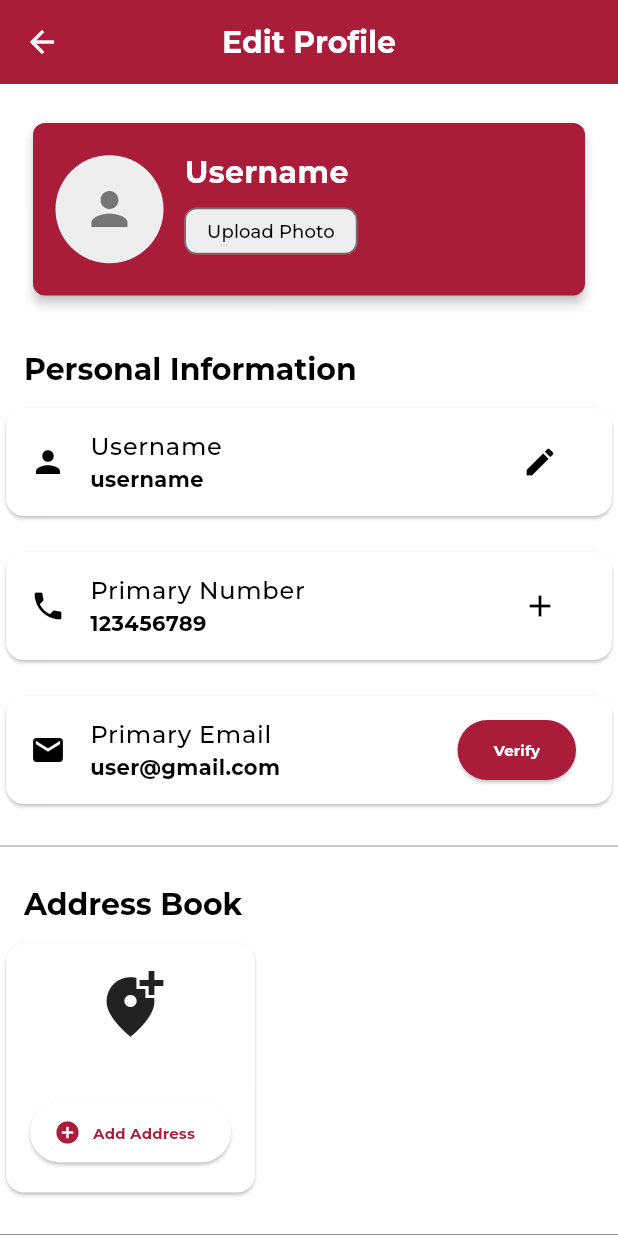
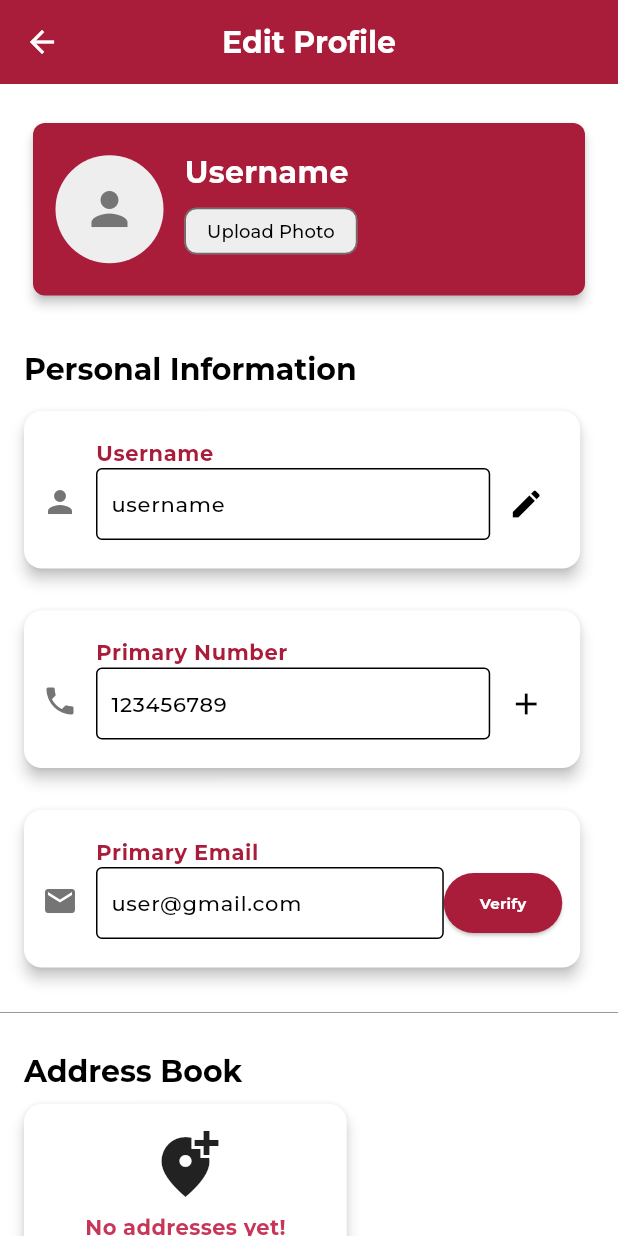
Before and after one commit to AlleTre-E-Commerce-Complex/alletre-flutter, a Flutter app: the EditProfileScreen screen opened by its route, on a phone screen of 412 x 824 dp. Run offline on Flutter 3.47's test engine with Material 3 defaults, Android fonts, the phone set to English and light mode, and no system bars; our stand-ins replace carousel_slider, flutter_svg, slide_to_act.

Commit message:
refactor: edit profile page refactored completely

```diff
--- a/lib/view/screens/edit profile screen/edit_profile_screen.dart
+++ b/lib/view/screens/edit profile screen/edit_profile_screen.dart
@@ -81,7 +81,9 @@ class EditProfileScreen extends StatelessWidget {
                     icon: Icons.add_location_alt,
                     text: 'No addresses yet!',
                     actionLabel: 'Add Address',
-                    onTap: () {},
+                    onTap: () {
+                      // Add address functionality
+                    },
                   ),
                 ),
                 const SizedBox(height: 14),
--- a/lib/view/widgets/edit profile widgets/edit_profile_card.dart
+++ b/lib/view/widgets/edit profile widgets/edit_profile_card.dart
@@ -1,4 +1,5 @@
 import 'package:flutter/material.dart';
+import 'package:alletre_app/utils/themes/app_theme.dart';
 
 class EditProfileCard extends StatelessWidget {
   final String label;
@@ -7,21 +8,60 @@ class EditProfileCard extends StatelessWidget {
   final Widget actionButton;
 
   const EditProfileCard({
+    super.key,
     required this.label,
     required this.value,
     required this.icon,
     required this.actionButton,
-    super.key,
   });
 
   @override
   Widget build(BuildContext context) {
     return Card(
-      child: ListTile(
-        leading: Icon(icon),
-        title: Text(label),
-        subtitle: Text(value),
-        trailing: actionButton,
+      elevation: 4,
+      margin: const EdgeInsets.symmetric(horizontal: 16.0, vertical: 6.0),
+      child: SizedBox(
+        width: MediaQuery.of(context).size.width * 0.9,
+        child: Padding(
+          padding: const EdgeInsets.symmetric(vertical: 19.0, horizontal: 12.0),
+          child: Row(
+            crossAxisAlignment: CrossAxisAlignment.center,
+            children: [
+              Padding(
+                padding: const EdgeInsets.only(top: 16.0),
+                child: Icon(icon, color: avatarColor),
+              ),
+              const SizedBox(width: 12),
+              Expanded(
+                child: Column(
+                  crossAxisAlignment: CrossAxisAlignment.start,
+                  children: [
+                    Text(label, style: Theme.of(context).textTheme.bodySmall),
+                    Row(
+                      children: [
+                        Expanded(
+                          child: TextField(
+                            controller: TextEditingController(text: value),
+                            decoration: const InputDecoration(
+                              border: InputBorder.none,
+                              contentPadding: EdgeInsets.symmetric(
+                                  vertical: 1.0, horizontal: 6.0),
+                            ),
+                            style: Theme.of(context)
+                                .textTheme
+                                .bodyLarge
+                                ?.copyWith(fontSize: 14),
+                          ),
+                        ),
+                        actionButton,
+                      ],
+                    ),
+                  ],
+                ),
+              ),
+            ],
+          ),
+        ),
       ),
     );
   }
--- a/lib/view/widgets/edit profile widgets/edit_profile_card_section.dart
+++ b/lib/view/widgets/edit profile widgets/edit_profile_card_section.dart
@@ -3,14 +3,19 @@ import 'package:flutter/material.dart';
 class EditProfileCardSection extends StatelessWidget {
   final Widget child;
 
-  const EditProfileCardSection({required this.child, super.key});
+  const EditProfileCardSection({super.key, required this.child});
 
   @override
   Widget build(BuildContext context) {
-    return Card(
-      child: Padding(
-        padding: const EdgeInsets.all(16.0),
-        child: child,
+    return SizedBox(
+      width: MediaQuery.of(context).size.width * 0.6,
+      child: Card(
+        elevation: 4,
+        margin: const EdgeInsets.symmetric(horizontal: 16.0),
+        child: Padding(
+          padding: const EdgeInsets.fromLTRB(16.0, 16.0, 16.0, 7.0),
+          child: child,
+        ),
       ),
     );
   }
--- a/lib/view/widgets/edit profile widgets/edit_profile_empty_section.dart
+++ b/lib/view/widgets/edit profile widgets/edit_profile_empty_section.dart
@@ -7,25 +7,34 @@ class EditProfileEmptySection extends StatelessWidget {
   final VoidCallback onTap;
 
   const EditProfileEmptySection({
+    super.key,
     required this.icon,
     required this.text,
     required this.actionLabel,
     required this.onTap,
-    super.key,
   });
 
   @override
   Widget build(BuildContext context) {
     return Column(
       children: [
-        Icon(icon, size: 48),
+        Icon(icon, size: 48, color: Theme.of(context).iconTheme.color),
         const SizedBox(height: 8),
-        Text(text),
+        Text(text, style: TextStyle(color: Theme.of(context).hintColor)),
         const SizedBox(height: 10),
         ElevatedButton.icon(
           onPressed: onTap,
           icon: const Icon(Icons.add_circle),
           label: Text(actionLabel),
+          style: ElevatedButton.styleFrom(
+            backgroundColor: Theme.of(context).primaryColor,
+            foregroundColor: Colors.white,
+            minimumSize: const Size(100, 30),
+            padding: const EdgeInsets.symmetric(horizontal: 10, vertical: 7),
+            shape: RoundedRectangleBorder(
+              borderRadius: BorderRadius.circular(4),
+            ),
+          ),
         ),
       ],
     );
--- a/lib/view/widgets/edit profile widgets/edit_profile_title.dart
+++ b/lib/view/widgets/edit profile widgets/edit_profile_title.dart
@@ -3,7 +3,7 @@ import 'package:flutter/material.dart';
 class EditProfileTitle extends StatelessWidget {
   final String title;
 
-  const EditProfileTitle({required this.title, super.key});
+  const EditProfileTitle({super.key, required this.title});
 
   @override
   Widget build(BuildContext context) {
```
Also changed, not shown: lib/view/widgets/edit profile widgets/edit_profile_login_option.dart (+27 -13 lines).
